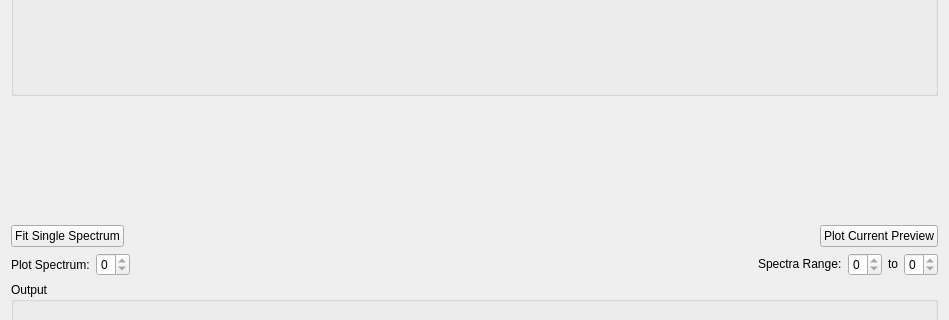
Old version of the form qt/scientific_interfaces/Indirect/MSDFit.ui in the repository mantidproject/mantid; both pictures show x 0 to 949 and y 268 to 588 of the 949 by 734 pixel window.
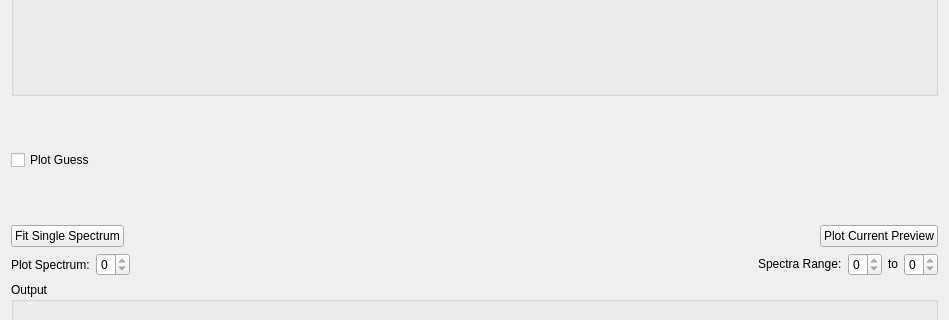
New version of the form. Custom widgets are drawn as their Qt base class.

Commit message:
Add Plot Guess checkbox to MSDFit interface
Refs #20975

What changed in the file:
```diff
--- a/qt/scientific_interfaces/Indirect/MSDFit.ui
+++ b/qt/scientific_interfaces/Indirect/MSDFit.ui
@@ -62,6 +62,24 @@
      <item>
       <layout class="QVBoxLayout" name="loMSDPlot">
        <item>
+        <layout class="QHBoxLayout" name="loPlotProperties">
+         <item>
+          <layout class="QVBoxLayout" name="loProperties">
+           <item>
+            <widget class="QCheckBox" name="ckPlotGuess">
+             <property name="text">
+              <string>Plot Guess</string>
+             </property>
+            </widget>
+           </item>
+           <item>
+            <layout class="QVBoxLayout" name="properties"/>
+           </item>
+          </layout>
+         </item>
+         <item>
+          <layout class="QVBoxLayout" name="loPlotsLayout">
+           <item>
         <widget class="MantidQt::MantidWidgets::PreviewPlot" name="ppPlotTop" native="true">
          <property name="showLegend" stdset="0">
           <bool>true</bool>
@@ -93,6 +111,10 @@
           </color>
          </property>
         </widget>
+           </item>
+          </layout>
+         </item>
+        </layout>
        </item>
        <item>
         <layout class="QHBoxLayout" name="loPlotOptions">
```
Left out of the diff: 3 changed lines with no effect on the pictures. Lines whose indentation alone changed are shown as unchanged.
